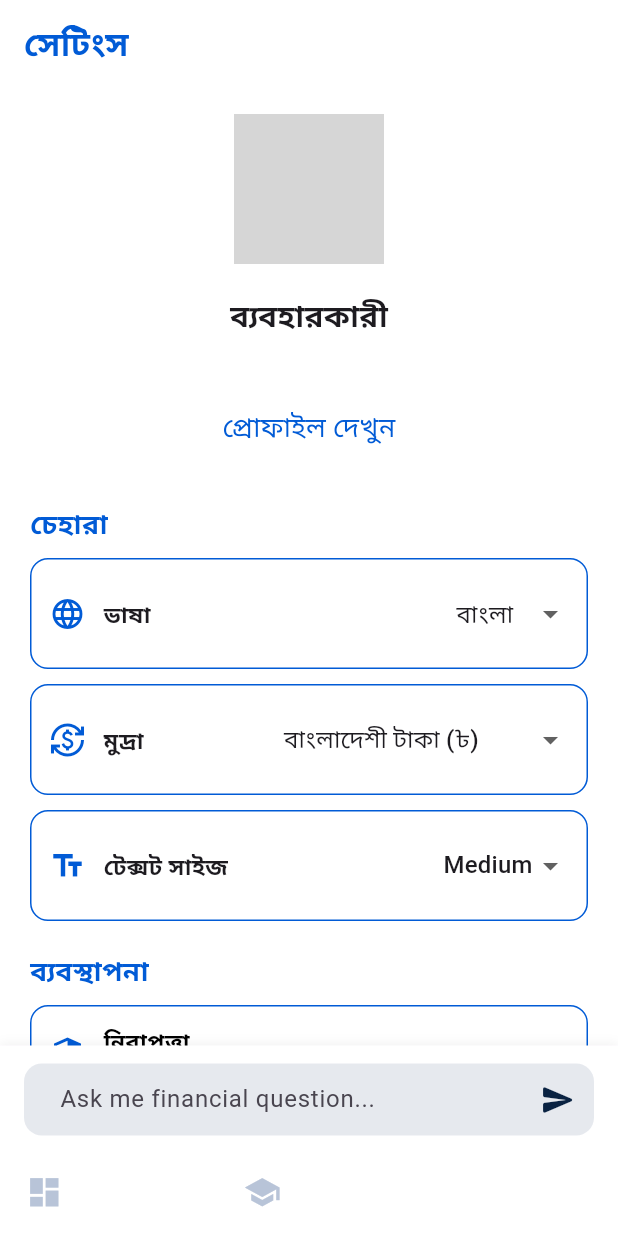
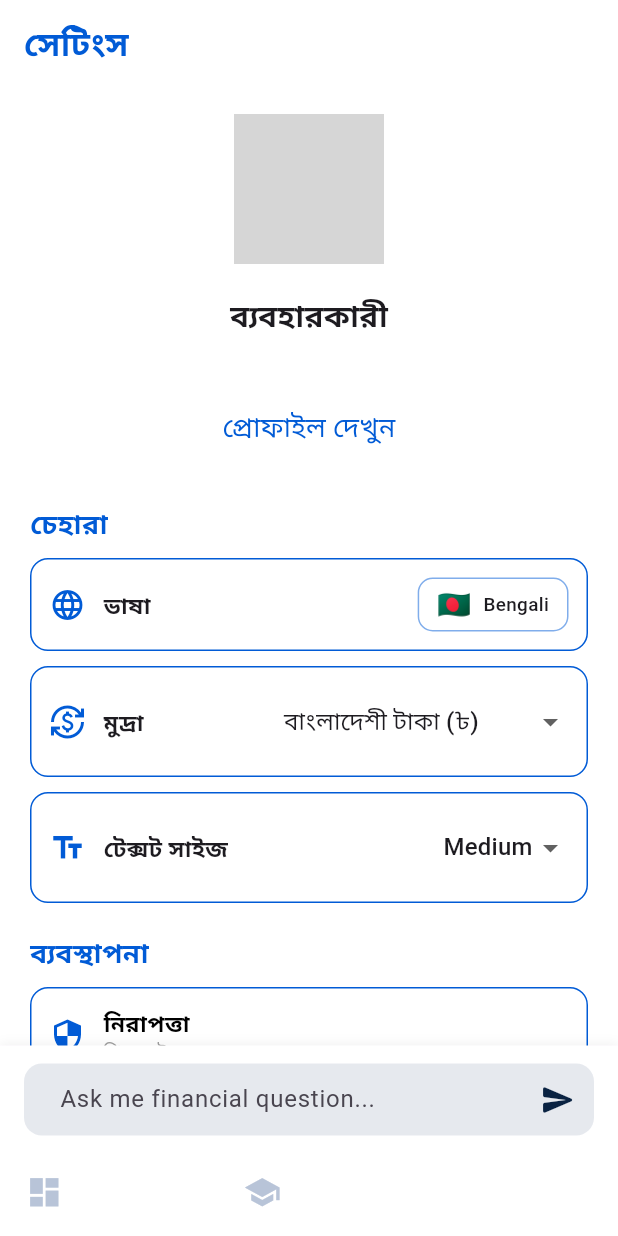
Before and after one commit to ngohainnam/Finney-Financial-Management-App, a Flutter app: the screen it shows once a user with an empty profile is signed in, item 3 of the bottom bar chosen, on a phone screen of 412 x 824 dp. Run offline on Flutter 3.47's test engine with Material 3 defaults, Android fonts, the phone set to English and light mode, and no system bars; drawn by our look-alikes of google_nav_bar; our stand-ins replace cloud_firestore, dash_chat_2, firebase_auth, firebase_core, fl_chart, flutter_gemini and 8 more; accounts and stored records are empty; generated files the repository leaves out were written again; Roboto replaces fonts that are missing (Poppins); grey boxes are pictures that could not be loaded.

Commit message:
fix minor issue for language changing

```diff
--- a/lib/components/lanaguage_button.dart
+++ b/lib/components/language_button.dart
@@ -1,15 +1,20 @@
 import 'package:flutter/material.dart';
 import 'package:finney/assets/theme/app_color.dart';
+import 'package:flutter_localization/flutter_localization.dart';
+import 'package:finney/localization/locales.dart';
 
 class LanguageButton extends StatefulWidget {
-  // Size options for the button
   final double size;
   final bool showText;
+  final String? initialLanguage;
+  final Function(String)? onLanguageChanged;
 
   const LanguageButton({
     super.key,
     this.size = 40,
     this.showText = false,
+    this.initialLanguage,
+    this.onLanguageChanged,
   });
 
   @override
@@ -19,11 +24,23 @@ class LanguageButton extends StatefulWidget {
 class _LanguageButtonState extends State<LanguageButton> {
   String _currentLanguage = 'English';
 
-  //map of languages with flags
   final Map<String, String> _languageFlags = {
     'English': '🇺🇸',
     'Bengali': '🇧🇩',
   };
+
+  @override
+  void initState() {
+    super.initState();
+    if (widget.initialLanguage != null) {
+      _currentLanguage = widget.initialLanguage!;
+    } else {
+      // If no initial language provided, detect from the current locale
+      _currentLanguage = FlutterLocalization.instance.currentLocale!.languageCode == 'en'
+          ? 'English'
+          : 'Bengali';
+    }
+  }
 
   @override
   Widget build(BuildContext context) {
@@ -63,8 +80,18 @@ class _LanguageButtonState extends State<LanguageButton> {
 
   void _showLanguageSelector(BuildContext context) {
     final availableLanguages = [
-      {'code': 'en', 'name': 'English', 'flag': '🇺🇸'},
-      {'code': 'bn', 'name': 'Bengali', 'flag': '🇧🇩'},
+      {
+        'code': 'en',
+        'name': 'English',
+        'localName': LocaleData.languageEnglish.getString(context),
+        'flag': '🇺🇸'
+      },
+      {
+        'code': 'bn',
+        'name': 'Bengali',
+        'localName': LocaleData.languageBengali.getString(context),
+        'flag': '🇧🇩'
+      },
     ];
 
     showModalBottomSheet(
@@ -92,7 +119,7 @@ class _LanguageButtonState extends State<LanguageButton> {
             Padding(
               padding: const EdgeInsets.all(16),
               child: Text(
-                'Select Language',
+                LocaleData.language.getString(context),
                 style: TextStyle(
                   fontSize: 18,
                   fontWeight: FontWeight.bold,
@@ -128,7 +155,7 @@ class _LanguageButtonState extends State<LanguageButton> {
                     ),
                   ),
                   title: Text(
-                    language['name']!,
+                    language['localName']!,
                     style: TextStyle(
                       fontWeight: isSelected ? FontWeight.bold : FontWeight.normal,
                     ),
@@ -142,22 +169,23 @@ class _LanguageButtonState extends State<LanguageButton> {
                       _currentLanguage = language['name']!;
                     });
 
+                    // Update the app's locale
+                    FlutterLocalization.instance.translate(
+                      language['code']!,
+                    );
+
+                    // Call the callback if provided
+                    if (widget.onLanguageChanged != null) {
+                      widget.onLanguageChanged!(_currentLanguage);
+                    }
+
                     // Close the bottom sheet
                     Navigator.pop(context);
-
-                    // Show a message that full functionality will be implemented later
-                    ScaffoldMessenger.of(context).showSnackBar(
-                      const SnackBar(
-                        content: Text('Language selection functionality will be implemented later'),
-                        duration: Duration(seconds: 2),
-                      ),
-                    );
                   },
                 );
               },
             ),
             const SizedBox(height: 16),
-            // Padding to account for bottom insets on notched devices
             SizedBox(height: MediaQuery.of(context).padding.bottom),
           ],
         ),
--- a/lib/localization/locales.dart
+++ b/lib/localization/locales.dart
@@ -792,6 +792,7 @@ mixin LocaleData {
     chatInputHint: 'Ask me a financial question...',
     nonFinancialQuestion: 'I\'m here to help with your financial questions. What money matters can I assist with?',
     nonFinancialImage: 'I can only analyze financial documents or receipts. Need help with something financial?',
+    addNew : 'Add New',
   };
 
   static const Map<String, String> bd = {
@@ -1170,6 +1171,7 @@ mixin LocaleData {
     chatbotsuggestedQuestion1:  "এই মাসের আমার খরচের সারসংক্ষেপ লিখুন",
     chatbotsuggestedQuestion2: 'আমার সর্বোচ্চ ব্যয়ের বিভাগ কোনটি?',
     chatbotsuggestedQuestion3: 'আমার দৈনন্দিন খরচ কমানোর টিপস',
+    addNew : 'নতুন যোগ করুন',
   };
 }
 
--- a/lib/pages/3-dashboard/dashboard.dart
+++ b/lib/pages/3-dashboard/dashboard.dart
@@ -1,4 +1,4 @@
-import 'package:finney/components/lanaguage_button.dart';
+import 'package:finney/components/language_button.dart';
 import 'package:finney/components/charts/chart_service.dart' as chart_service;
 import 'package:finney/components/time_selector.dart';
 import 'package:finney/localization/locales.dart';
--- a/lib/pages/3-dashboard/transaction/add_transaction/base_adding.dart
+++ b/lib/pages/3-dashboard/transaction/add_transaction/base_adding.dart
@@ -374,7 +374,7 @@ Future<void> _saveTransaction() async {
           ),
           const SizedBox(height: 8),
           Text(
-            name,
+            CategoryUtils.getLocalizedCategoryName(name, context),
             style: TextStyle(
               fontSize: 12,
               fontWeight: isSelected ? FontWeight.bold : FontWeight.normal,
--- a/lib/pages/3-dashboard/transaction/widgets/transaction_item.dart
+++ b/lib/pages/3-dashboard/transaction/widgets/transaction_item.dart
@@ -77,7 +77,7 @@ Widget build(BuildContext context) {
                 ),
                 const SizedBox(height: 4),
                 Text(
-                  transaction.category,
+                  CategoryUtils.getLocalizedCategoryName(transaction.category, context),
                   style: TextStyle(
                     color: Colors.grey.shade600,
                     fontSize: 12,
--- a/lib/pages/6-setting/setting.dart
+++ b/lib/pages/6-setting/setting.dart
@@ -1,5 +1,5 @@
 import 'dart:io';
-
+import 'package:finney/components/language_button.dart';
 import 'package:finney/localization/locales.dart';
 import 'package:flutter/material.dart';
 import 'package:firebase_auth/firebase_auth.dart';
@@ -398,29 +398,10 @@ class _SettingState extends State<Setting> {
                           ),
                         ),
                         const SizedBox(height: 10),
-                        _buildDropdownOption(
+                        _buildLanguageOption(
                           icon: Icons.language,
                           title: LocaleData.language.getString(context),
                           value: selectedLanguage,
-                          items: [
-                            DropdownMenuItem(
-                              value: 'English',
-                              child: Text(LocaleData.languageEnglish.getString(context)),
-                            ),
-                            DropdownMenuItem(
-                              value: 'Bengali',
-                              child: Text(LocaleData.languageBengali.getString(context)),
-                            ),
-                          ],
-                          onChanged: (val) {
-                            setState(() {
-                              selectedLanguage = val!;
-                              FlutterLocalization.instance.translate(
-                                val == 'English' ? 'en' : 'bn',
-                              );
-                              _saveUserData();
-                            });
-                          },
                         ),
                         const SizedBox(height: 10),
                         _buildDropdownOption(
@@ -639,6 +620,47 @@ class _SettingState extends State<Setting> {
     );
   }
 
+  Widget _buildLanguageOption({
+    required IconData icon,
+    required String title,
+    required String value,
+  }) {
+    return Container(
+      padding: const EdgeInsets.symmetric(horizontal: 12, vertical: 12),
+      decoration: BoxDecoration(
+        color: Colors.white,
+        border: Border.all(color: AppColors.primary),
+        borderRadius: BorderRadius.circular(12),
+      ),
+      child: Row(
+        children: [
+          Icon(icon, color: AppColors.primary),
+          const SizedBox(width: 12),
+          Expanded(
+            child: Text(
+              title,
+              style: const TextStyle(
+                fontSize: 15,
+                fontWeight: FontWeight.bold,
+              ),
+            ),
+          ),
+          LanguageButton(
+            size: 36,
+            showText: true,
+            initialLanguage: selectedLanguage,
+            onLanguageChanged: (language) {
+              setState(() {
+                selectedLanguage = language;
+                _saveUserData();
+              });
+            },
+          ),
+        ],
+      ),
+    );
+  }
+
   Widget _buildDropdownOption({
     required IconData icon,
     required String title,
```
Also changed, not shown: lib/pages/3-dashboard/utils/category.dart (+65 -0 lines), 1 other file.
